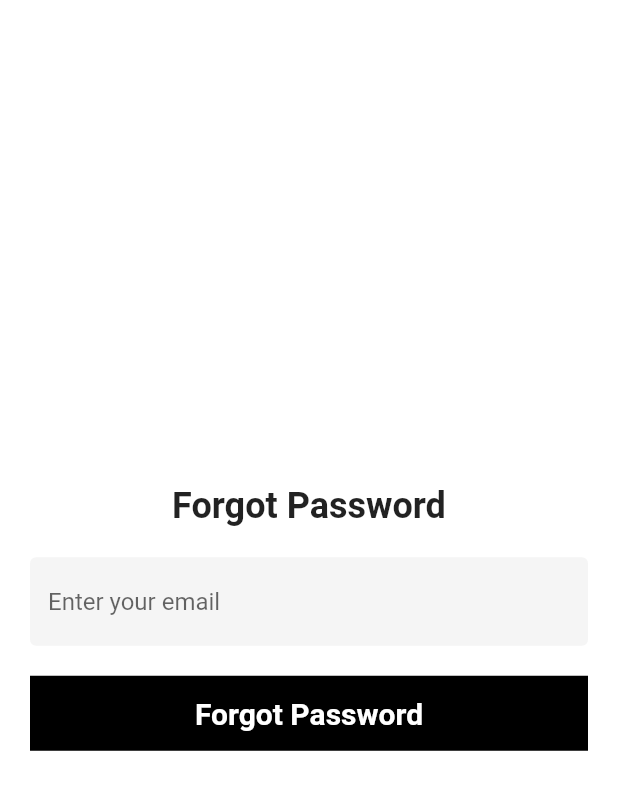
After one commit to Andrew-Hardianto/ecome_app, a Flutter app: the screen it shows after launch, after a tap on "Forgot Password ?", on a phone screen of 412 x 824 dp. The commit adds this screen. Shown: the top 790 px of the screen. Run offline on Flutter 3.47's test engine with Material 2 defaults, Android fonts, the phone set to English and light mode, and no system bars; our stand-ins replace cloud_firestore, firebase_auth, firebase_core, firebase_storage, image_picker; accounts and stored records are empty; network calls fail.

Commit message:
forgot password

```diff
--- a/lib/controllers/auth_controllers.dart
+++ b/lib/controllers/auth_controllers.dart
@@ -72,6 +72,10 @@ class AuthController {
       } else {
         res = 'please fields must not be empty!';
       }
+    } on FirebaseAuthException catch (e) {
+      if (e.code == 'email-already-in-use') {
+        res = 'Email already taken!';
+      }
     } catch (e) {
       res = e.toString();
     }
@@ -95,18 +99,35 @@ class AuthController {
         res = 'please fields must not be empty!';
       }
       return res;
+    } on FirebaseAuthException catch (e) {
+      if (e.code == 'wrong-password') {
+        res = 'Wrong password provided for that email';
+      } else if (e.code == 'invalid-email') {
+        res = 'No user found for that email';
+      }
     } catch (e) {
       res = e.toString();
     }
   }
+
+// function fotgot password
+  forgotPassword(String email) async {
+    String res = '';
+    try {
+      if (email.isNotEmpty) {
+        await firebaseAuth.sendPasswordResetEmail(email: email);
+        res = 'success';
+      } else {
+        res = 'Field email must not be empty!';
+      }
+    } on FirebaseAuthException catch (e) {
+      print(e.code);
+      if (e.code == 'invalid-email') {
+        res = 'No user found for that email';
+      }
+    } catch (e) {
+      res = e.toString();
+    }
+    return res;
+  }
 }
-
-showSnackbar(String content, BuildContext context, color) {
-  ScaffoldMessenger.of(context).showSnackBar(SnackBar(
-    content: Text(
-      content,
-      style: TextStyle(color: Colors.white),
-    ),
-    backgroundColor: color,
-  ));
-}
--- /dev/null
+++ b/lib/views/screen/auth/forgot_password_screen.dart
@@ -0,0 +1,102 @@
+import 'package:ecome_app/const.dart';
+import 'package:ecome_app/controllers/auth_controllers.dart';
+import 'package:ecome_app/utils/snackbar.dart';
+import 'package:flutter/material.dart';
+import 'package:flutter/src/foundation/key.dart';
+import 'package:flutter/src/widgets/framework.dart';
+
+class ForgotPasswordScreen extends StatefulWidget {
+  @override
+  State<ForgotPasswordScreen> createState() => _ForgotPasswordScreenState();
+}
+
+class _ForgotPasswordScreenState extends State<ForgotPasswordScreen> {
+  final TextEditingController _emailController = TextEditingController();
+
+  bool isLoading = false;
+
+  submitForgotPassword() async {
+    setState(() {
+      isLoading = true;
+    });
+
+    String res = await AuthController().forgotPassword(_emailController.text);
+
+    setState(() {
+      isLoading = false;
+    });
+
+    if (res == 'success') {
+      _emailController.clear();
+      return showSnackbarSuccess('Link has been send to your email!', context);
+    } else {
+      print(res);
+      return showSnackbarError(res, context);
+    }
+  }
+
+  @override
+  Widget build(BuildContext context) {
+    return Scaffold(
+      body: Container(
+        padding: EdgeInsets.all(20),
+        child: Column(
+          mainAxisAlignment: MainAxisAlignment.center,
+          children: [
+            Center(
+              child: Text(
+                'Forgot Password',
+                style: TextStyle(fontSize: 24, fontWeight: FontWeight.bold),
+              ),
+            ),
+            SizedBox(
+              height: 20,
+            ),
+            TextField(
+              controller: _emailController,
+              decoration: InputDecoration(
+                filled: true,
+                hintText: 'Enter your email',
+                border: OutlineInputBorder(
+                  borderSide: BorderSide.none,
+                ),
+                focusedBorder: OutlineInputBorder(
+                  borderSide: BorderSide(
+                    color: Colors.black,
+                  ),
+                ),
+              ),
+            ),
+            SizedBox(
+              height: 20,
+            ),
+            Container(
+              width: MediaQuery.of(context).size.width - 40,
+              height: 50,
+              decoration: BoxDecoration(color: buttonColor),
+              child: Center(
+                child: GestureDetector(
+                  onTap: submitForgotPassword,
+                  child: isLoading
+                      ? Center(
+                          child: CircularProgressIndicator(
+                            color: Colors.white,
+                          ),
+                        )
+                      : Text(
+                          'Forgot Password',
+                          style: TextStyle(
+                            color: textButtonColor,
+                            fontWeight: FontWeight.bold,
+                            fontSize: 20,
+                          ),
+                        ),
+                ),
+              ),
+            ),
+          ],
+        ),
+      ),
+    );
+  }
+}
--- a/lib/views/screen/auth/login_screen.dart
+++ b/lib/views/screen/auth/login_screen.dart
@@ -1,6 +1,9 @@
 import 'package:ecome_app/const.dart';
 import 'package:ecome_app/controllers/auth_controllers.dart';
+import 'package:ecome_app/utils/snackbar.dart';
+import 'package:ecome_app/views/screen/auth/forgot_password_screen.dart';
 import 'package:ecome_app/views/screen/auth/sign_up.dart';
+import 'package:ecome_app/views/screen/bottom_navbar.dart';
 import 'package:flutter/cupertino.dart';
 import 'package:flutter/material.dart';
 import 'package:flutter/src/foundation/key.dart';
@@ -33,11 +36,11 @@ class _LoginScreenState extends State<LoginScreen> {
     });
 
     if (res != 'success') {
-      return showSnackbar(res, context, Colors.red[900]);
+      return showSnackbarError(res, context);
     } else {
       _emailController.clear();
-      return showSnackbar(
-          'Congratulations account has been created', context, Colors.green);
+      Navigator.of(context).push(
+          MaterialPageRoute(builder: (BuildContext context) => BottomNavbar()));
     }
   }
 
@@ -122,6 +125,9 @@ class _LoginScreenState extends State<LoginScreen> {
                 ),
               ),
             ),
+            SizedBox(
+              height: 20,
+            ),
             Row(
               mainAxisAlignment: MainAxisAlignment.center,
               children: [
@@ -149,6 +155,22 @@ class _LoginScreenState extends State<LoginScreen> {
                   ),
                 )
               ],
+            ),
+            SizedBox(
+              height: 10,
+            ),
+            InkWell(
+              onTap: () {
+                Navigator.of(context).push(MaterialPageRoute(
+                    builder: (context) => ForgotPasswordScreen()));
+              },
+              child: Text(
+                'Forgot Password ?',
+                style: TextStyle(
+                  fontWeight: FontWeight.bold,
+                  fontSize: 15,
+                ),
+              ),
             )
           ],
         ),
```
Also changed, not shown: lib/const.dart (+17 -2 lines), lib/utils/snackbar.dart (added, +24 -0 lines), lib/views/screen/auth/sign_up.dart (+4 -3 lines), lib/views/screen/bottom_navbar.dart (added, +70 -0 lines), lib/views/screen/cart_screen.dart (added, +14 -0 lines), lib/views/screen/feed_screen.dart (added, +14 -0 lines), lib/views/screen/home_screen.dart (added, +14 -0 lines), lib/views/screen/profile_screen.dart (added, +14 -0 lines), lib/views/screen/search_screen.dart (added, +14 -0 lines), lib/views/screen/upload_screen.dart (added, +14 -0 lines).
